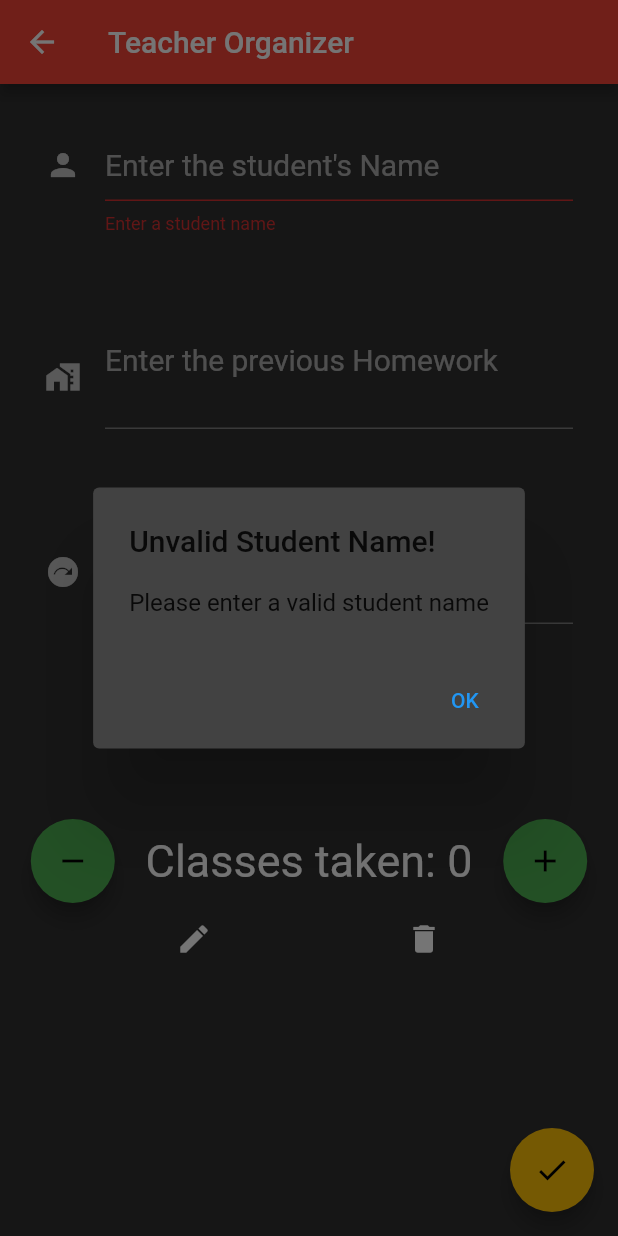
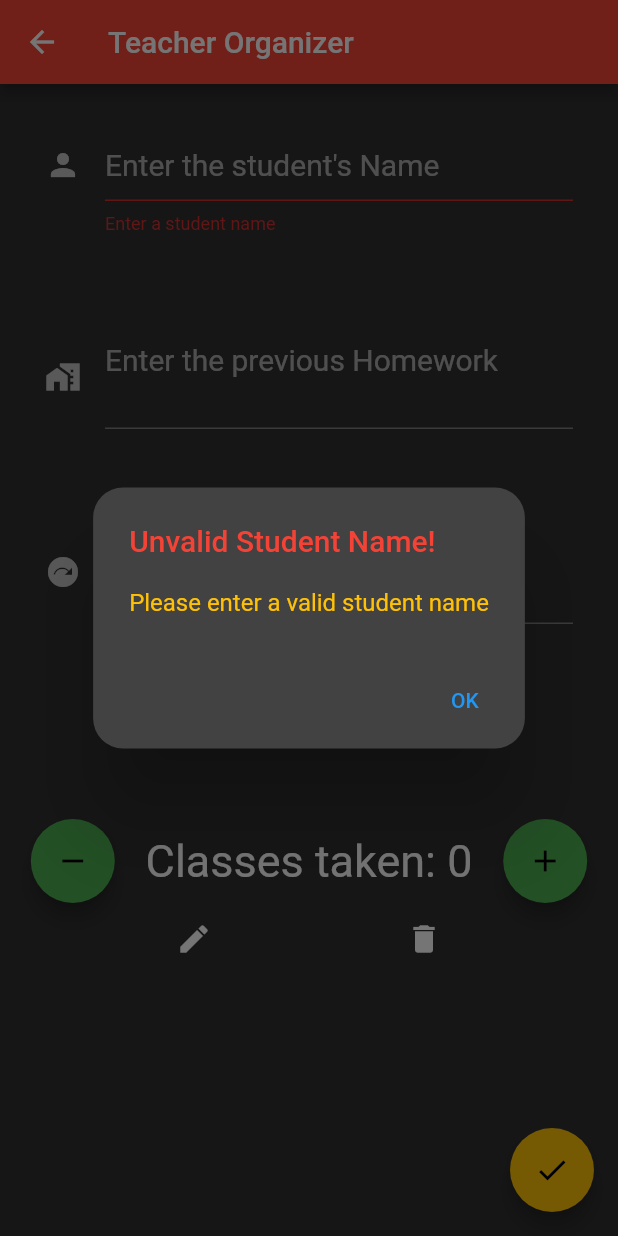
Before and after one commit to Alrashi/teacher-Organizer, a Flutter app: the StudentPage screen opened directly, after a tap on the "add" icon, after a tap on the "delete" icon, after a tap on the "done" icon, on a phone screen of 412 x 824 dp. Run offline on Flutter 3.47's test engine with Material 2 defaults, Android fonts, the phone set to English and light mode, and no system bars; our stand-ins replace google_fonts, sqflite; accounts and stored records are empty; Roboto replaces fonts that are missing (Abel).

Commit message:
alert rounded corners + colorfull text

```diff
--- a/lib/screens/studentpage.dart
+++ b/lib/screens/studentpage.dart
@@ -298,9 +298,18 @@ class _StudentPageState extends State<StudentPage> {
                       context: context,
                       builder: (_) {
                         return AlertDialog(
-                          title: const Text("Delete?"),
+                          shape: const RoundedRectangleBorder(
+                            borderRadius:
+                                BorderRadius.all(Radius.circular(20.0)),
+                          ),
+                          title: const Text(
+                            "Delete Student",
+                            style: TextStyle(color: Colors.red),
+                          ),
                           content: const Text(
-                              "Are you sure you want delete the Student?"),
+                            "Are you sure you want delete the Student?",
+                            style: TextStyle(color: Colors.amber),
+                          ),
                           actions: [
                             TextButton(
                               onPressed: () {
@@ -338,13 +347,23 @@ class _StudentPageState extends State<StudentPage> {
             ? () {
                 if (_errorText == null) {
                   createAndUpdateStudent();
+                  Navigator.pop(context);
                 }
                 showDialog(
                   context: context,
                   builder: (_) {
                     return AlertDialog(
-                      title: const Text("Unvalid Student Name!"),
-                      content: const Text("Please enter a valid student name"),
+                      shape: const RoundedRectangleBorder(
+                        borderRadius: BorderRadius.all(Radius.circular(20.0)),
+                      ),
+                      title: const Text(
+                        "Unvalid Student Name!",
+                        style: TextStyle(color: Colors.red),
+                      ),
+                      content: const Text(
+                        "Please enter a valid student name",
+                        style: TextStyle(color: Colors.amber),
+                      ),
                       actions: [
                         TextButton(
                           onPressed: () {
```
